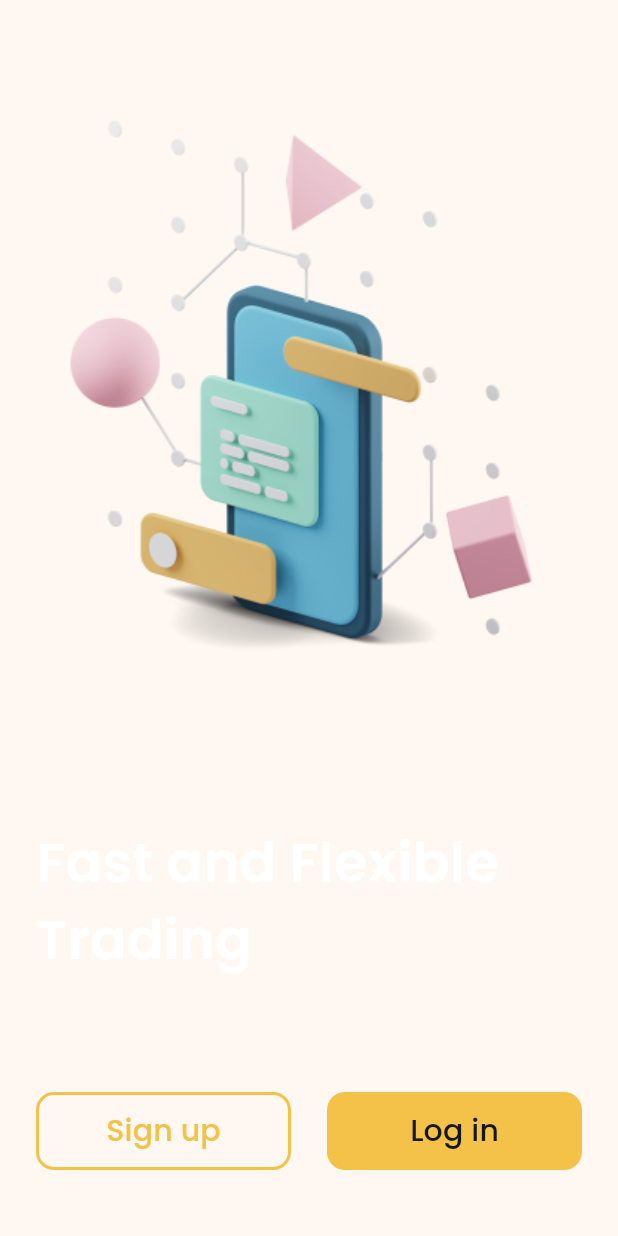
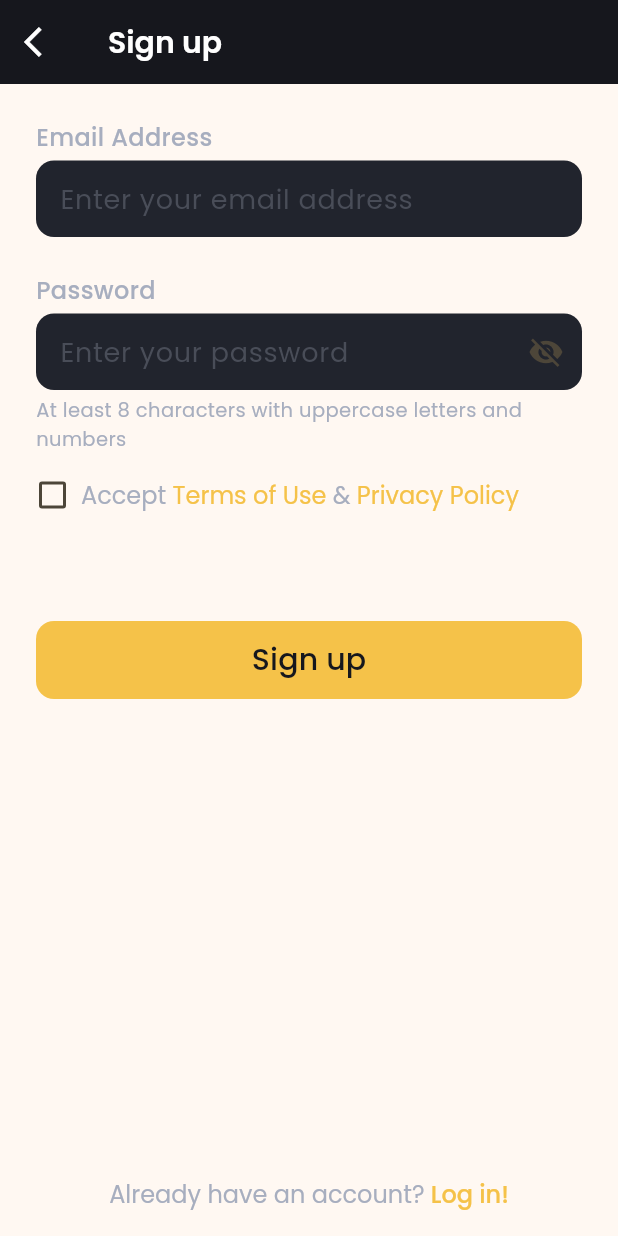
Before and after one commit to LuuNgocLan/fox-crypto-ui, a Flutter app: the GetStartedPage screen opened by its route, after a tap on "Sign up", on a phone screen of 412 x 824 dp. Run offline on Flutter 3.47's test engine with Material 2 defaults, Android fonts, the light colour scheme and no system bars; our stand-ins replace flutter_svg, smooth_page_indicator.

Commit message:
feat: add sign up screen

```diff
--- a/lib/routes/routes.dart
+++ b/lib/routes/routes.dart
@@ -2,6 +2,7 @@ import 'package:flutter/material.dart';
 import 'package:fox_crypto_ui/screens/get_started/get_started_page.dart';
 import 'package:fox_crypto_ui/screens/login/login_page.dart';
 import 'package:fox_crypto_ui/screens/onboarding/onboarding_page.dart';
+import 'package:fox_crypto_ui/screens/sign_up/sign_up_page.dart';
 
 //Note:  Warning: When using initialRoute, don’t define a home property on MaterialApp
 class Routes {
@@ -16,5 +17,6 @@ class Routes {
     onboarding: (BuildContext context) => const OnboardingPage(),
     started: (BuildContext  context) => const GetStartedPage(),
     login: (BuildContext  context) => const LoginPage(),
+    signup: (BuildContext  context) => const SignUpPage(),
   };
 }
--- a/lib/screens/login/login_page.dart
+++ b/lib/screens/login/login_page.dart
@@ -1,6 +1,8 @@
+import 'package:flutter/gestures.dart';
 import 'package:flutter/material.dart';
 import 'package:fox_crypto_ui/config/app_colors.dart';
 import 'package:fox_crypto_ui/config/app_text_style.dart';
+import 'package:fox_crypto_ui/routes/routes.dart';
 import 'package:fox_crypto_ui/shared_view/common_app_bar.dart';
 import 'package:fox_crypto_ui/shared_view/common_button.dart';
 import 'package:fox_crypto_ui/shared_view/common_edit_text.dart';
@@ -48,7 +50,38 @@ class LoginPage extends StatelessWidget {
               CommonButton(
                 onAction: () {},
                 label: "Log in",
-              )
+              ),
+              const Spacer(),
+              Center(
+                child: RichText(
+                  textAlign: TextAlign.center,
+                  selectionColor: AppColors.primary,
+                  text: TextSpan(
+                    text: "New to Foxcrypto?",
+                    style: const TextStyle(
+                      color: AppColors.placeHolder,
+                      fontFamily: AppTextStyle.poppinsRegular,
+                      fontSize: 16.0,
+                    ),
+                    children: [
+                      TextSpan(
+                        text: " Create an account",
+                        style: const TextStyle(
+                          color: AppColors.primary,
+                          fontFamily: AppTextStyle.poppinsMedium,
+                          fontSize: 16.0,
+                        ),
+                        recognizer: TapGestureRecognizer()
+                          ..onTap = () {
+                            print("Sign in!");
+                            Navigator.popAndPushNamed(context, Routes.signup);
+                          },
+                      ),
+                    ],
+                  ),
+                ),
+              ),
+              const SizedBox(height: 16.0),
             ],
           ),
         ),
--- /dev/null
+++ b/lib/screens/sign_up/sign_up_page.dart
@@ -0,0 +1,151 @@
+import 'package:flutter/gestures.dart';
+import 'package:flutter/material.dart';
+import 'package:fox_crypto_ui/config/app_colors.dart';
+import 'package:fox_crypto_ui/config/app_text_style.dart';
+import 'package:fox_crypto_ui/routes/routes.dart';
+import 'package:fox_crypto_ui/shared_view/common_app_bar.dart';
+import 'package:fox_crypto_ui/shared_view/common_button.dart';
+import 'package:fox_crypto_ui/shared_view/common_edit_text.dart';
+
+class SignUpPage extends StatelessWidget {
+  const SignUpPage({super.key});
+
+  @override
+  Widget build(BuildContext context) {
+    bool isAccepted = false;
+    return SafeArea(
+      top: false,
+      child: Scaffold(
+        appBar: CommonAppBar(
+          onBack: () {
+            Navigator.pop(context);
+          },
+          title: "Sign up",
+        ),
+        body: Padding(
+          padding: const EdgeInsets.symmetric(horizontal: 24.0),
+          child: Column(
+            crossAxisAlignment: CrossAxisAlignment.center,
+            children: [
+              const SizedBox(height: 24.0),
+              const CommonEditText(
+                label: "Email Address",
+                hintText: "Enter your email address",
+              ),
+              const SizedBox(height: 24.0),
+              const CommonEditText(
+                label: "Password",
+                hintText: "Enter your password",
+                isPassword: true,
+              ),
+              const SizedBox(height: 4.0),
+              const Text(
+                "At least 8 characters with uppercase letters and numbers",
+                style: TextStyle(
+                  color: AppColors.placeHolder,
+                  fontFamily: AppTextStyle.poppinsRegular,
+                  fontSize: 13.0,
+                ),
+              ),
+              const SizedBox(height: 16.0),
+              Row(
+                crossAxisAlignment: CrossAxisAlignment.center,
+                children: [
+                  SizedBox(
+                    height: 22.0,
+                    width: 22.0,
+                    child: Checkbox(
+                      value: isAccepted,
+                      onChanged: (value) {
+                        isAccepted = !isAccepted;
+                      },
+                    ),
+                  ),
+                  const SizedBox(width: 8.0),
+                  RichText(
+                    selectionColor: AppColors.primary,
+                    text: TextSpan(
+                        text: "Accept ",
+                        style: const TextStyle(
+                          color: AppColors.placeHolder,
+                          fontFamily: AppTextStyle.poppinsRegular,
+                          fontSize: 16.0,
+                        ),
+                        children: [
+                          TextSpan(
+                            text: "Terms of Use",
+                            style: const TextStyle(
+                              color: AppColors.primary,
+                              fontFamily: AppTextStyle.poppinsRegular,
+                              fontSize: 16.0,
+                            ),
+                            recognizer: TapGestureRecognizer()
+                              ..onTap = () {
+                                print("Terms of Use");
+                              },
+                          ),
+                          const TextSpan(
+                            text: " & ",
+                            style: TextStyle(
+                              color: AppColors.placeHolder,
+                              fontFamily: AppTextStyle.poppinsRegular,
+                              fontSize: 16.0,
+                            ),
+                          ),
+                          TextSpan(
+                            text: "Privacy Policy",
+                            style: const TextStyle(
+                              color: AppColors.primary,
+                              fontFamily: AppTextStyle.poppinsRegular,
+                              fontSize: 16.0,
+                            ),
+                            recognizer: TapGestureRecognizer()
+                              ..onTap = () {
+                                print("Privacy Policy");
+                              },
+                          ),
+                        ]),
+                  ),
+                ],
+              ),
+              const SizedBox(height: 72.0),
+              CommonButton(
+                onAction: () {},
+                label: "Sign up",
+              ),
+              const Spacer(),
+              RichText(
+                textAlign: TextAlign.center,
+                selectionColor: AppColors.primary,
+                text: TextSpan(
+                  text: "Already have an account?",
+                  style: const TextStyle(
+                    color: AppColors.placeHolder,
+                    fontFamily: AppTextStyle.poppinsRegular,
+                    fontSize: 16.0,
+                  ),
+                  children: [
+                    TextSpan(
+                      text: " Log in!",
+                      style: const TextStyle(
+                        color: AppColors.primary,
+                        fontFamily: AppTextStyle.poppinsMedium,
+                        fontSize: 16.0,
+                      ),
+                      recognizer: TapGestureRecognizer()
+                        ..onTap = () {
+                          print("Log in!");
+                          Navigator.popAndPushNamed(context, Routes.login);
+                        },
+                    ),
+                  ],
+                ),
+              ),
+               const SizedBox(height: 16.0),
+            ],
+          ),
+        ),
+      ),
+    );
+  }
+}
```
